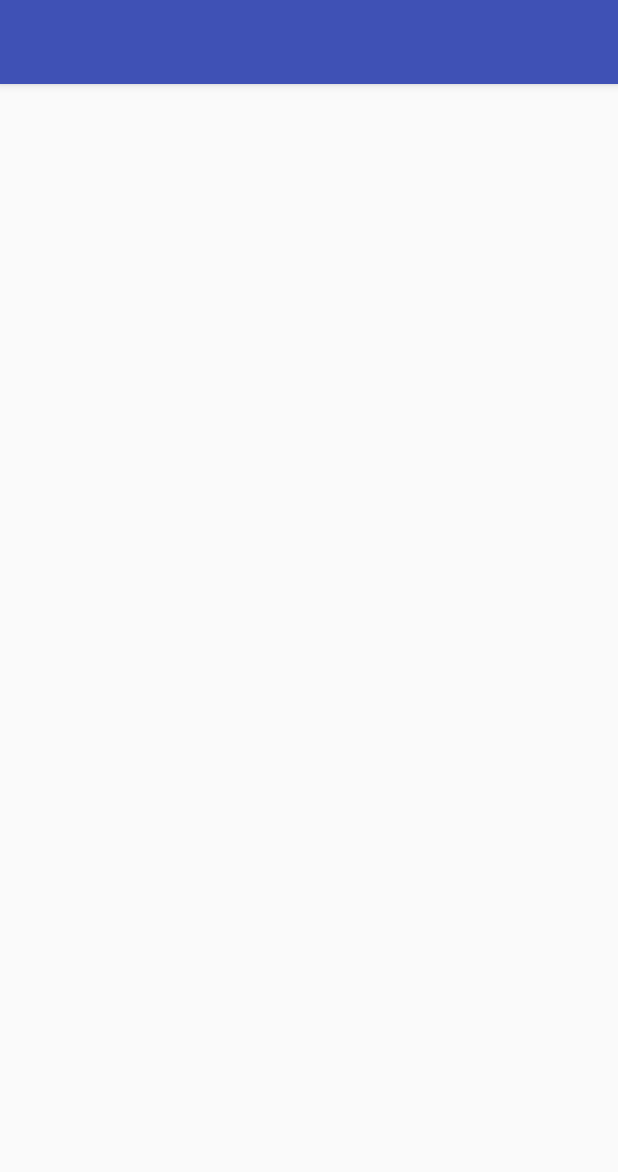
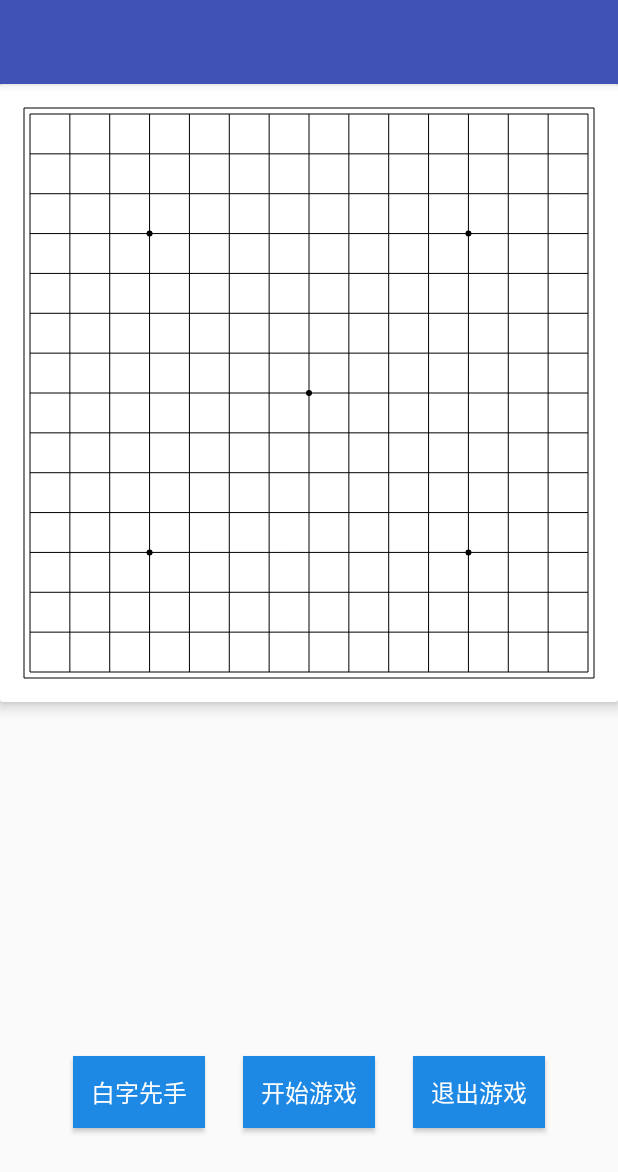
Before and after one commit to hitter-1/goBang, an Android app: the GameActivity screen opened directly, with no data from a screen before it, on a phone screen of 412 x 824 dp. Shown: the top 1172 px of the screen. Run offline under Robolectric (Android 15) with nearby library versions, the phone set to English and light mode, and no system bars; our stand-ins replace RxJava.

Commit message:
Rxjava replace callback. https://github.com/ShivamDev31/RxRecyclerItemClick

```diff
--- a/app/build.gradle
+++ b/app/build.gradle
@@ -28,4 +28,6 @@ dependencies {
     compile 'com.android.support:appcompat-v7:26.+'
     compile 'com.android.support.constraint:constraint-layout:1.0.0-alpha9'
     testCompile 'junit:junit:4.12'
+    compile 'io.reactivex.rxjava2:rxjava:2.1.8'
+    compile 'io.reactivex.rxjava2:rxandroid:2.0.1'
 }
--- a/app/src/main/java/view/GoBangBoard.java
+++ b/app/src/main/java/view/GoBangBoard.java
@@ -6,12 +6,17 @@ import android.graphics.BitmapFactory;
 import android.graphics.Canvas;
 import android.graphics.Color;
 import android.graphics.Paint;
+import android.graphics.RectF;
 import android.support.annotation.Nullable;
 import android.util.AttributeSet;
 import android.view.View;
 
 import com.example.zhongyu.gobang_ai.R;
 
+import io.reactivex.Observable;
+import io.reactivex.functions.Consumer;
+import io.reactivex.subjects.PublishSubject;
+import utils.Constants;
 import utils.DimenUtil;
 
 /**
@@ -30,6 +35,8 @@ public class GoBangBoard extends View {
     private static final float BOARD_POINT_RADIUS_DP = 2;//棋盘五个圆点的半径宽度
 
     private int[][] mBoard = new int[BOARD_SIZE][BOARD_SIZE];
+    private int mLastPutX;
+    private int mLastPutY;
 
     private Paint mLinePaint;//画线
     private Paint mPointPaint;//画点
@@ -44,11 +51,18 @@ public class GoBangBoard extends View {
     private float mGridWidth;
     private float mGridHeight;
 
+    private boolean mShouldDrawRedFlag = false;
+
     private Bitmap mWhiteChessBitmap;//白色棋子
     private Bitmap mBlackChessBitmap;//黑色棋子
 
 
     private int mLineCount;
+
+    private PublishSubject<PutEvent> putChessSubjuct = PublishSubject.create();
+
+
+    public Observable<PutEvent> putChessEvent = putChessSubjuct;
 
     public GoBangBoard(Context context) {
         super(context);
@@ -132,6 +146,8 @@ public class GoBangBoard extends View {
     protected void onDraw(Canvas canvas) {
         super.onDraw(canvas);
         drawLines(canvas);
+        drawBlackPoints(canvas);
+        drawChess(canvas);
     }
 
     //计算线和点位置
@@ -179,4 +195,97 @@ public class GoBangBoard extends View {
         canvas.drawLines(mBoardFramePoints, mLinePaint);
     }
 
+    private void drawBlackPoints(Canvas canvas) {
+        mPointPaint.setColor(Color.BLACK);
+        for (int i = 0; i < mBlackPoints.length; i += 2) {
+            canvas.drawCircle(mBlackPoints[i], mBlackPoints[i + 1], DimenUtil.dp2px(mContext, BOARD_POINT_RADIUS_DP), mPointPaint);
+        }
+    }
+
+    private void drawChess(Canvas canvas) {
+        for (int row = 0; row < LINE_COUNT; row++) {
+            for(int col = 0; col < LINE_COUNT; col++) {
+                float x = BOARD_MARGIN + row * mGridWidth;
+                float y = BOARD_MARGIN + col * mGridHeight;
+                RectF rectF = new RectF(x - HALF_CHESS_SIZE, y - HALF_CHESS_SIZE, x + HALF_CHESS_SIZE, y + HALF_CHESS_SIZE);
+                if(mBoard[row][col] == Constants.CHESS_WHITE) {
+                    canvas.drawBitmap(mWhiteChessBitmap, null, rectF, null);//http://blog.csdn.net/fightfightfight/article/details/49814415 drawBitmap 函数详解
+                }else if(mBoard[row][col] == Constants.CHESS_BLACK) {
+                    canvas.drawBitmap(mBlackChessBitmap, null, rectF, null);
+                }
+            }
+        }
+    }
+
+    private void drawRedFlag(Canvas canvas) {
+        if(mShouldDrawRedFlag) {
+
+        }
+    }
+
+    public void clearBoard() {
+        for (int row = 0; row < LINE_COUNT; row++) {
+            for(int col = 0; col < LINE_COUNT; col++) {
+                mBoard[col][row] = Constants.CHESS_NONE;
+            }
+        }
+        mShouldDrawRedFlag = false;
+        invalidate();
+    }
+
+    public void putChess(boolean isWhite, int x, int y) {
+        if(mBoard[x][y] != Constants.CHESS_NONE) {
+            return;
+        }
+
+        if(isWhite) {
+            mBoard[x][y] = Constants.CHESS_WHITE;
+        }else {
+            mBoard[x][y] = Constants.CHESS_BLACK;
+        }
+
+        mLastPutX = x;
+        mLastPutY = y;
+        putChessSubjuct.onNext(new PutEvent(isWhite, x, y));
+        invalidate();
+    }
+
+    //静态内部类不会持有外部类的引用，防止内存泄漏
+    public static class PutEvent {
+        private boolean isWhite;
+        private int x;
+        private int y;
+
+        public boolean isWhite() {
+            return isWhite;
+        }
+
+        public void setWhite(boolean white) {
+            isWhite = white;
+        }
+
+        public int getX() {
+            return x;
+        }
+
+        public void setX(int x) {
+            this.x = x;
+        }
+
+        public int getY() {
+            return y;
+        }
+
+        public void setY(int y) {
+            this.y = y;
+        }
+
+        public PutEvent(boolean isWhite, int x, int y) {
+            this.isWhite = isWhite;
+            this.x = x;
+            this.y = y;
+        }
+    }
+
+
 }
--- a/app/src/main/java/view/activity/GameActivity.java
+++ b/app/src/main/java/view/activity/GameActivity.java
@@ -5,9 +5,14 @@ import android.content.Intent;
 import android.os.Bundle;
 import android.support.annotation.Nullable;
 import android.support.v7.app.AppCompatActivity;
+import android.view.MotionEvent;
 import android.view.View;
+import android.widget.Toast;
 
 import com.example.zhongyu.gobang_ai.R;
+
+import io.reactivex.functions.Consumer;
+import view.GoBangBoard;
 
 /**
  * Created by zhongyu on 1/12/2018.
@@ -22,6 +27,10 @@ public class GameActivity extends AppCompatActivity {
     public static final String GAME_DOUBLE_AGAIN = "gamedoubleagain";
 
     private String gameMode = null;
+
+    private GoBangBoard goBangBoard;
+
+
     public static void startActivity(Context context, String mode) {
         Intent intent = new Intent(context, GameActivity.class);
         intent.putExtra(GAME_MODE, mode);
@@ -32,10 +41,27 @@ public class GameActivity extends AppCompatActivity {
     protected void onCreate(@Nullable Bundle savedInstanceState) {
         super.onCreate(savedInstanceState);
         setContentView(R.layout.activity_game);
+        initData();
         initView();
     }
 
     private void initView() {
+        goBangBoard = (GoBangBoard) findViewById(R.id.go_bang_board);
+        goBangBoard.setOnTouchListener(new View.OnTouchListener() {
+            @Override
+            public boolean onTouch(View view, MotionEvent motionEvent) {
+                goBangBoard.putChess(true, 10 , 10);
+                return false;
+            }
+        });
+        goBangBoard.putChessEvent.subscribe(new Consumer<GoBangBoard.PutEvent>() {
+            @Override
+            public void accept(GoBangBoard.PutEvent putEvent) throws Exception {
+            }
+        });
+    }
+
+    private void initData() {
         gameMode = getIntent().getStringExtra(GAME_MODE);
         setTitle(gameMode);
     }
--- /dev/null
+++ b/app/src/main/res/layout/activity_game.xml
@@ -0,0 +1,73 @@
+<android.support.constraint.ConstraintLayout xmlns:android="http://schemas.android.com/apk/res/android"
+    xmlns:app="http://schemas.android.com/apk/res-auto"
+    xmlns:tools="http://schemas.android.com/tools"
+    android:id="@+id/container"
+    android:layout_width="match_parent"
+    android:layout_height="match_parent"
+    tools:context="view.activity.GameActivity">
+
+
+    <android.support.v7.widget.CardView xmlns:card_view="http://schemas.android.com/apk/res-auto"
+        android:id="@+id/board_container"
+        android:layout_width="0dp"
+        android:layout_height="0dp"
+        app:layout_constraintDimensionRatio="W,1:1"
+        app:layout_constraintLeft_toLeftOf="parent"
+        app:layout_constraintRight_toRightOf="parent"
+        card_view:cardElevation="5dp">
+
+
+        <view.GoBangBoard
+            android:id="@+id/go_bang_board"
+            android:layout_width="match_parent"
+            android:layout_height="wrap_content" />
+
+
+    </android.support.v7.widget.CardView>
+
+    <Button
+        android:layout_width="wrap_content"
+        android:layout_height="wrap_content"
+        android:background="#1E88E5"
+        android:onClick="whiteFirst"
+        android:text="白字先手"
+        android:textColor="#ffffff"
+        android:textSize="16sp"
+        app:layout_constraintBottom_toBottomOf="parent"
+        app:layout_constraintHorizontal_bias="0.15"
+        app:layout_constraintLeft_toLeftOf="parent"
+        app:layout_constraintRight_toRightOf="parent"
+        app:layout_constraintTop_toTopOf="parent"
+        app:layout_constraintVertical_bias="0.9" />
+
+    <Button
+        android:layout_width="wrap_content"
+        android:layout_height="wrap_content"
+        android:background="#1E88E5"
+        android:onClick="startGame"
+        android:text="开始游戏"
+        android:textColor="#ffffff"
+        android:textSize="16sp"
+        app:layout_constraintBottom_toBottomOf="parent"
+        app:layout_constraintLeft_toLeftOf="parent"
+        app:layout_constraintRight_toRightOf="parent"
+        app:layout_constraintTop_toTopOf="parent"
+        app:layout_constraintVertical_bias="0.9" />
+
+
+    <Button
+        android:layout_width="wrap_content"
+        android:layout_height="wrap_content"
+        android:background="#1E88E5"
+        android:onClick="endGame"
+        android:text="退出游戏"
+        android:textColor="#ffffff"
+        android:textSize="16sp"
+        app:layout_constraintBottom_toBottomOf="parent"
+        app:layout_constraintHorizontal_bias="0.85"
+        app:layout_constraintLeft_toLeftOf="parent"
+        app:layout_constraintRight_toRightOf="parent"
+        app:layout_constraintTop_toTopOf="parent"
+        app:layout_constraintVertical_bias="0.9" />
+
+</android.support.constraint.ConstraintLayout>
```
Also changed, not shown: app/src/main/java/rxjava/PutChessListener.java (added, +11 -0 lines), app/src/main/java/utils/Constants.java (added, +13 -0 lines).
